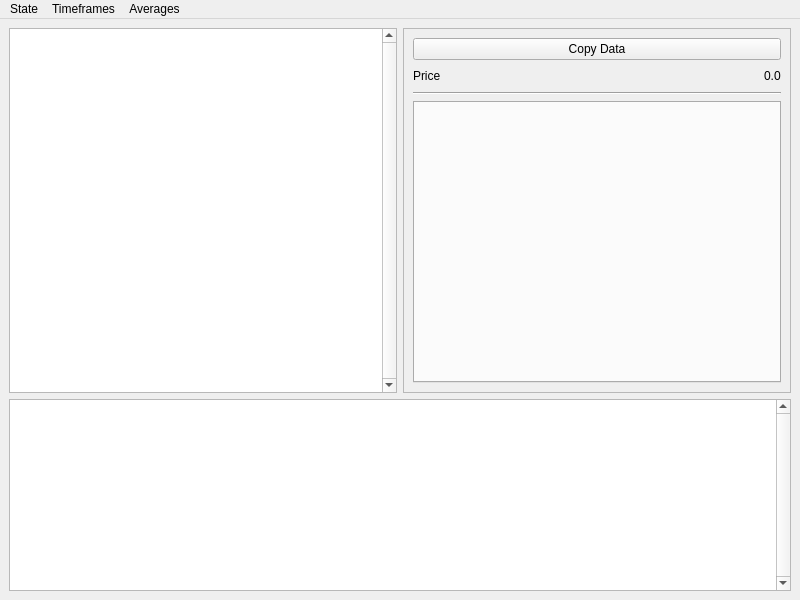
This is source/ui/watcherWindow.ui in qrlik/MarketWatcher as Qt 5 draws it before an edit. The edited form follows.
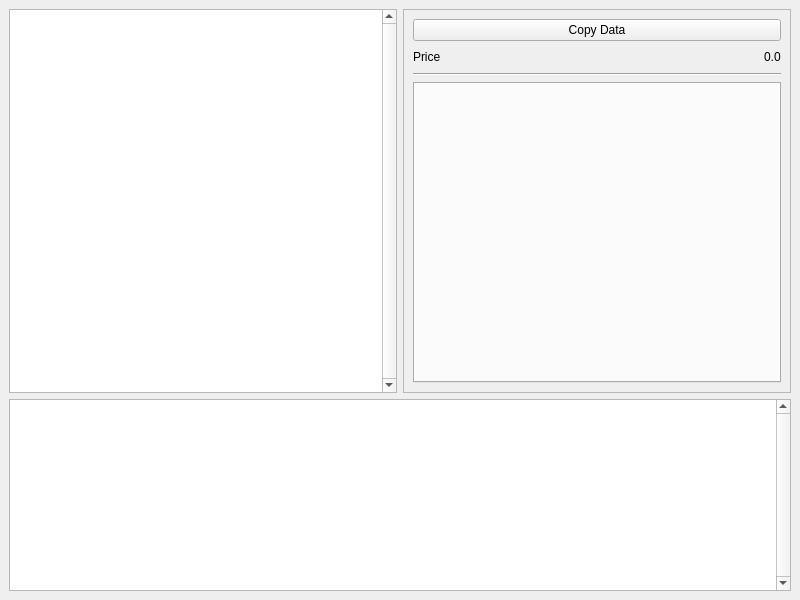
This is the edited form.

Commit message: add view all menu

Patch:
```diff
--- a/source/ui/watcherWindow.ui
+++ b/source/ui/watcherWindow.ui
@@ -137,24 +137,6 @@
      <height>20</height>
     </rect>
    </property>
-   <widget class="QMenu" name="menuState">
-    <property name="title">
-     <string>State</string>
-    </property>
-   </widget>
-   <widget class="QMenu" name="menuTimeframes">
-    <property name="title">
-     <string>Timeframes</string>
-    </property>
-   </widget>
-   <widget class="QMenu" name="menuAverages">
-    <property name="title">
-     <string>Averages</string>
-    </property>
-   </widget>
-   <addaction name="menuState"/>
-   <addaction name="menuTimeframes"/>
-   <addaction name="menuAverages"/>
   </widget>
   <action name="actiontest">
    <property name="text">
```
The commit also changes 7 other files.
